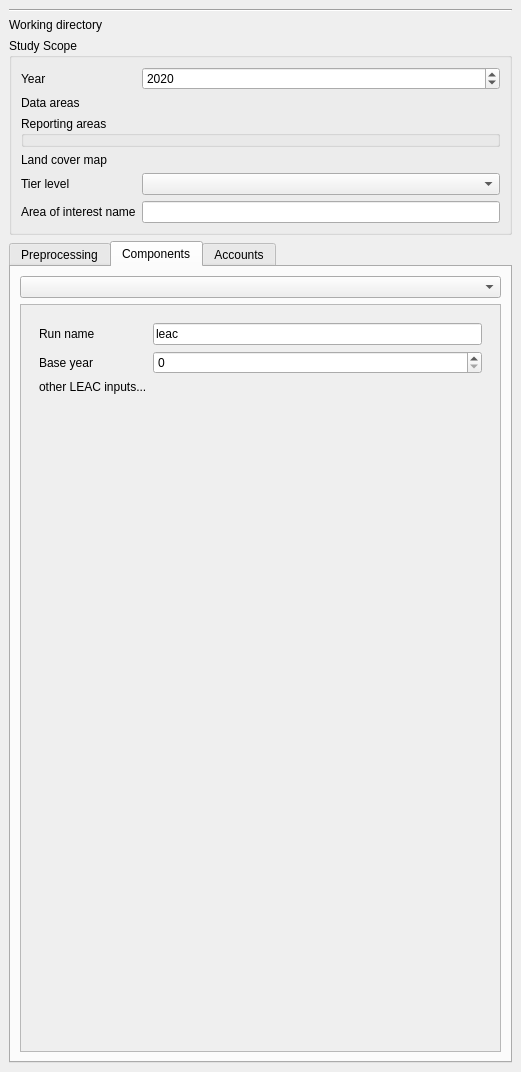
The window that enca_plugin/enca_plugin_dockwidget_base.ui (VITObelgium/sys4enca) describes before a commit, drawn with Qt 5.
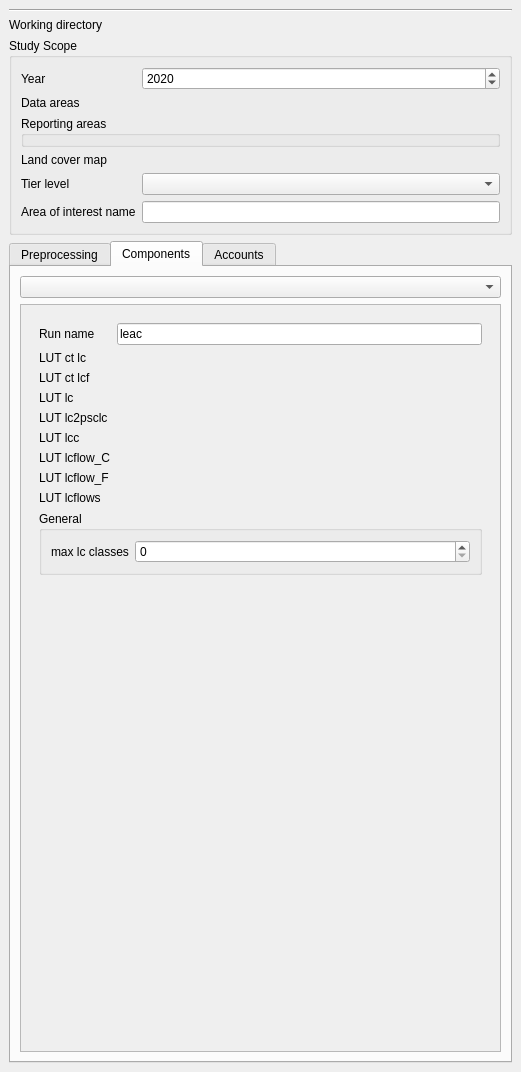
The same window after the commit. The open tabs and pages were chosen to show the change. Custom widgets are drawn as their Qt base class.

Commit message: enca_plugin: leac component UI.

```diff
--- a/enca_plugin/enca_plugin_dockwidget_base.ui
+++ b/enca_plugin/enca_plugin_dockwidget_base.ui
@@ -596,7 +596,7 @@
               <property name="currentIndex">
                <number>0</number>
               </property>
-              <widget class="QWidget" name="LEAC_">
+              <widget class="QWidget" name="leac_">
                <layout class="QFormLayout" name="formLayout_4">
                 <item row="0" column="0">
                  <widget class="QLabel" name="label_8">
@@ -615,19 +615,101 @@
                 <item row="1" column="0">
                  <widget class="QLabel" name="label_9">
                   <property name="text">
-                   <string>Base year</string>
+                   <string>LUT ct lc</string>
                   </property>
                  </widget>
                 </item>
                 <item row="2" column="0">
                  <widget class="QLabel" name="label_10">
                   <property name="text">
-                   <string>other LEAC inputs...</string>
+                   <string>LUT ct lcf</string>
                   </property>
                  </widget>
                 </item>
                 <item row="1" column="1">
-                 <widget class="QgsSpinBox" name="base_year_"/>
+                 <widget class="QgsFileWidget" name="lut_ct_lc_"/>
+                </item>
+                <item row="2" column="1">
+                 <widget class="QgsFileWidget" name="lut_ct_lcf_"/>
+                </item>
+                <item row="10" column="0" colspan="2">
+                 <widget class="QGroupBox" name="general_1">
+                  <property name="title">
+                   <string>General</string>
+                  </property>
+                  <layout class="QFormLayout" name="formLayout_19">
+                   <item row="0" column="0">
+                    <widget class="QLabel" name="label_13">
+                     <property name="text">
+                      <string>max lc classes</string>
+                     </property>
+                    </widget>
+                   </item>
+                   <item row="0" column="1">
+                    <widget class="QgsSpinBox" name="max_lc_classes_"/>
+                   </item>
+                  </layout>
+                 </widget>
+                </item>
+                <item row="3" column="0">
+                 <widget class="QLabel" name="label_103">
+                  <property name="text">
+                   <string>LUT lc</string>
+                  </property>
+                 </widget>
+                </item>
+                <item row="7" column="0">
+                 <widget class="QLabel" name="label_105">
+                  <property name="text">
+                   <string>LUT lcflow_F</string>
+                  </property>
+                 </widget>
+                </item>
+                <item row="6" column="0">
+                 <widget class="QLabel" name="label_106">
+                  <property name="text">
+                   <string>LUT lcflow_C</string>
+                  </property>
+                 </widget>
+                </item>
+                <item row="4" column="0">
+                 <widget class="QLabel" name="label_107">
+                  <property name="text">
+                   <string>LUT lc2psclc</string>
+                  </property>
+                 </widget>
+                </item>
+                <item row="3" column="1">
+                 <widget class="QgsFileWidget" name="lut_lc_"/>
+                </item>
+                <item row="4" column="1">
+                 <widget class="QgsFileWidget" name="lut_lc2psclc_"/>
+                </item>
+                <item row="6" column="1">
+                 <widget class="QgsFileWidget" name="lut_lcflow_C_"/>
+                </item>
+                <item row="7" column="1">
+                 <widget class="QgsFileWidget" name="lut_lcflow_F_"/>
+                </item>
+                <item row="8" column="0">
+                 <widget class="QLabel" name="label_108">
+                  <property name="text">
+                   <string>LUT lcflows</string>
+                  </property>
+                 </widget>
+                </item>
+                <item row="8" column="1">
+                 <widget class="QgsFileWidget" name="lut_lcflows_"/>
+                </item>
+                <item row="5" column="0">
+                 <widget class="QLabel" name="label_104">
+                  <property name="text">
+                   <string>LUT lcc</string>
+                  </property>
+                 </widget>
+                </item>
+                <item row="5" column="1">
+                 <widget class="QgsFileWidget" name="lut_lcc_"/>
                 </item>
                </layout>
               </widget>
@@ -818,7 +900,7 @@
                  </widget>
                 </item>
                 <item row="5" column="1">
-                 <widget class="QgsFileWidget" name="leac_"/>
+                 <widget class="QgsFileWidget" name="leac_result_"/>
                 </item>
                </layout>
               </widget>
```
The commit also changes 6 other files.
